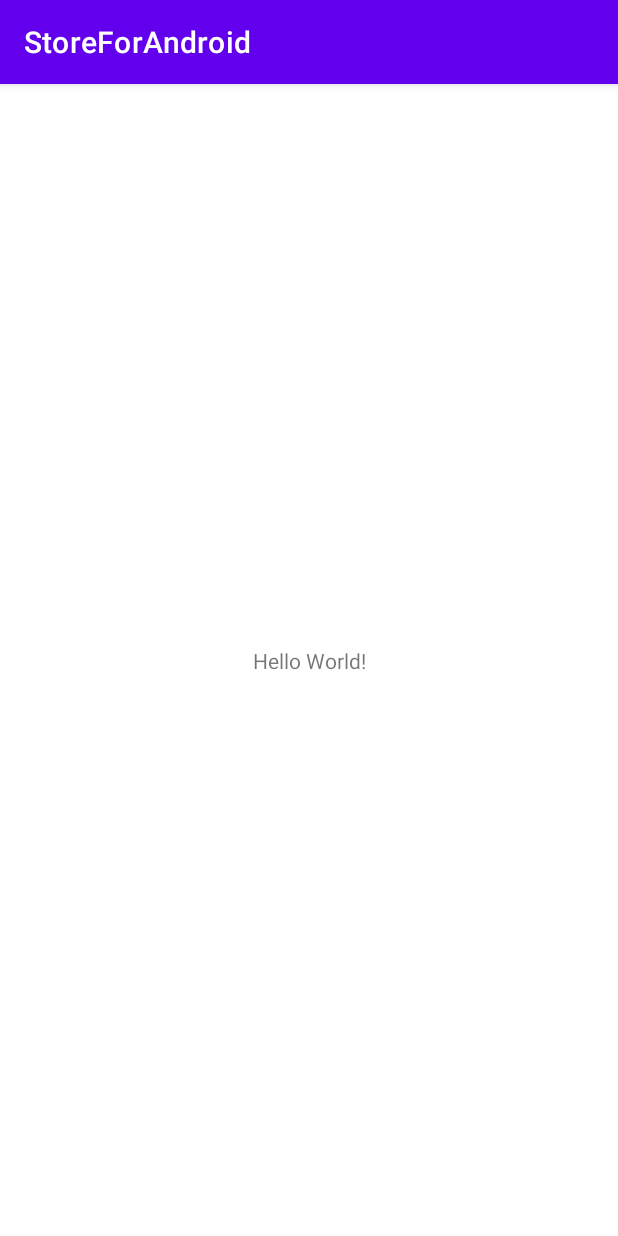
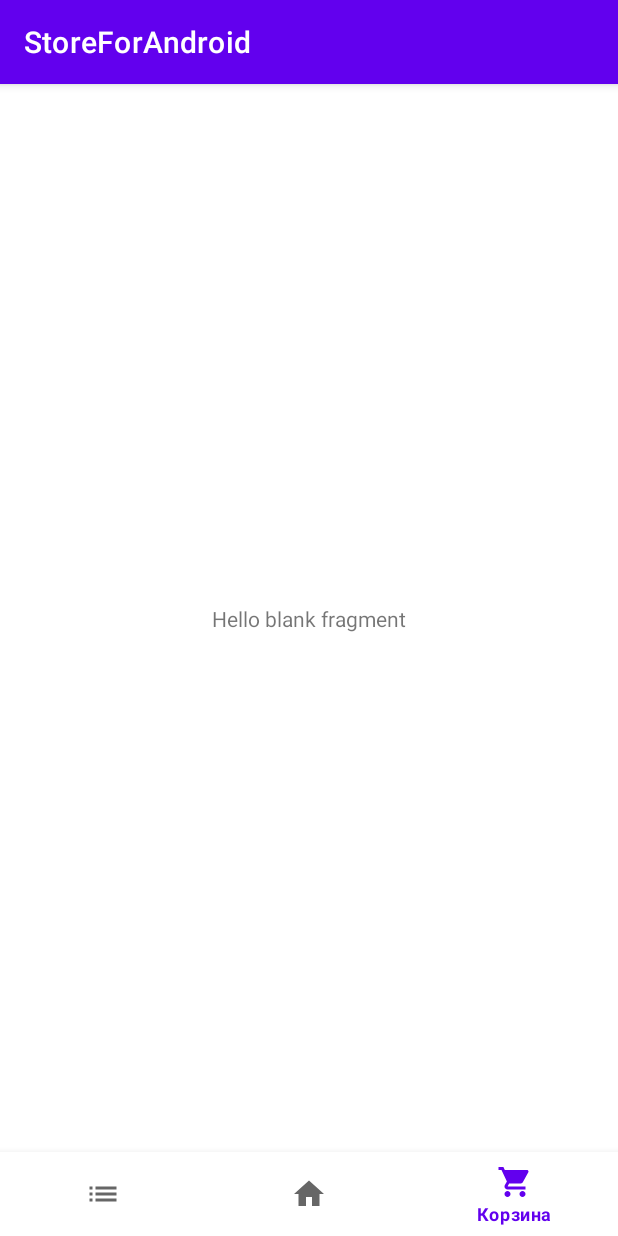
Before and after one commit to vadimkononenko/StoreForAndroid, an Android app: the screen it shows after launch (MainActivity), on a phone screen of 412 x 824 dp. Run offline under Robolectric (Android 15) with nearby library versions, the phone set to English and light mode, and no system bars; our stand-ins replace navigation-ui.

Commit message:
Added BottomNavigation

```diff
--- a/app/src/main/java/com/ua/storeforandroid/MainActivity.kt
+++ b/app/src/main/java/com/ua/storeforandroid/MainActivity.kt
@@ -2,10 +2,25 @@ package com.ua.storeforandroid
 
 import androidx.appcompat.app.AppCompatActivity
 import android.os.Bundle
+import androidx.fragment.app.Fragment
+import androidx.navigation.findNavController
+import androidx.navigation.ui.setupWithNavController
+import com.google.android.material.bottomnavigation.BottomNavigationView
+import com.ua.storeforandroid.databinding.ActivityMainBinding
+import com.ua.storeforandroid.fragments.CartFragment
+import com.ua.storeforandroid.fragments.CatalogFragment
+import com.ua.storeforandroid.fragments.HomeFragment
 
 class MainActivity : AppCompatActivity() {
+
     override fun onCreate(savedInstanceState: Bundle?) {
         super.onCreate(savedInstanceState)
         setContentView(R.layout.activity_main)
+
+        val navController = findNavController(R.id.container_fragment)
+
+        val bottomNavigationView = findViewById<BottomNavigationView>(R.id.bottom_navigation_view)
+
+        bottomNavigationView.setupWithNavController(navController)
     }
 }
--- /dev/null
+++ b/app/src/main/java/com/ua/storeforandroid/fragments/CartFragment.kt
@@ -0,0 +1,19 @@
+package com.ua.storeforandroid.fragments
+
+import android.os.Bundle
+import androidx.fragment.app.Fragment
+import android.view.LayoutInflater
+import android.view.View
+import android.view.ViewGroup
+import com.ua.storeforandroid.R
+
+class CartFragment : Fragment() {
+
+    override fun onCreateView(
+        inflater: LayoutInflater, container: ViewGroup?,
+        savedInstanceState: Bundle?
+    ): View? {
+        // Inflate the layout for this fragment
+        return inflater.inflate(R.layout.fragment_cart, container, false)
+    }
+}
--- /dev/null
+++ b/app/src/main/res/drawable/ic_cart.xml
@@ -0,0 +1,10 @@
+<vector xmlns:android="http://schemas.android.com/apk/res/android"
+    android:width="24dp"
+    android:height="24dp"
+    android:viewportWidth="24"
+    android:viewportHeight="24"
+    android:tint="?attr/colorControlNormal">
+  <path
+      android:fillColor="@android:color/white"
+      android:pathData="M7,18c-1.1,0 -1.99,0.9 -1.99,2S5.9,22 7,22s2,-0.9 2,-2 -0.9,-2 -2,-2zM1,2v2h2l3.6,7.59 -1.35,2.45c-0.16,0.28 -0.25,0.61 -0.25,0.96 0,1.1 0.9,2 2,2h12v-2L7.42,15c-0.14,0 -0.25,-0.11 -0.25,-0.25l0.03,-0.12 0.9,-1.63h7.45c0.75,0 1.41,-0.41 1.75,-1.03l3.58,-6.49c0.08,-0.14 0.12,-0.31 0.12,-0.48 0,-0.55 -0.45,-1 -1,-1L5.21,4l-0.94,-2L1,2zM17,18c-1.1,0 -1.99,0.9 -1.99,2s0.89,2 1.99,2 2,-0.9 2,-2 -0.9,-2 -2,-2z"/>
+</vector>
--- /dev/null
+++ b/app/src/main/res/drawable/ic_catalog.xml
@@ -0,0 +1,10 @@
+<vector xmlns:android="http://schemas.android.com/apk/res/android"
+    android:width="24dp"
+    android:height="24dp"
+    android:viewportWidth="24"
+    android:viewportHeight="24"
+    android:tint="?attr/colorControlNormal">
+  <path
+      android:fillColor="@android:color/white"
+      android:pathData="M3,13h2v-2L3,11v2zM3,17h2v-2L3,15v2zM3,9h2L5,7L3,7v2zM7,13h14v-2L7,11v2zM7,17h14v-2L7,15v2zM7,7v2h14L21,7L7,7z"/>
+</vector>
--- /dev/null
+++ b/app/src/main/res/drawable/ic_home.xml
@@ -0,0 +1,10 @@
+<vector xmlns:android="http://schemas.android.com/apk/res/android"
+    android:width="24dp"
+    android:height="24dp"
+    android:viewportWidth="24"
+    android:viewportHeight="24"
+    android:tint="?attr/colorControlNormal">
+  <path
+      android:fillColor="@android:color/white"
+      android:pathData="M10,20v-6h4v6h5v-8h3L12,3 2,12h3v8z"/>
+</vector>
--- a/app/src/main/res/layout/activity_main.xml
+++ b/app/src/main/res/layout/activity_main.xml
@@ -1,18 +1,25 @@
 <?xml version="1.0" encoding="utf-8"?>
-<androidx.constraintlayout.widget.ConstraintLayout xmlns:android="http://schemas.android.com/apk/res/android"
+<RelativeLayout xmlns:android="http://schemas.android.com/apk/res/android"
     xmlns:app="http://schemas.android.com/apk/res-auto"
     xmlns:tools="http://schemas.android.com/tools"
     android:layout_width="match_parent"
     android:layout_height="match_parent"
     tools:context=".MainActivity">
 
-    <TextView
-        android:layout_width="wrap_content"
+    <com.google.android.material.bottomnavigation.BottomNavigationView
+        android:id="@+id/bottom_navigation_view"
+        android:layout_width="match_parent"
         android:layout_height="wrap_content"
-        android:text="Hello World!"
-        app:layout_constraintBottom_toBottomOf="parent"
-        app:layout_constraintLeft_toLeftOf="parent"
-        app:layout_constraintRight_toRightOf="parent"
-        app:layout_constraintTop_toTopOf="parent" />
+        app:menu="@menu/bottom_nav_menu"
+        android:layout_alignParentBottom="true"
+        app:labelVisibilityMode="selected" />
 
-</androidx.constraintlayout.widget.ConstraintLayout>
+    <fragment
+        android:id="@+id/container_fragment"
+        android:name="androidx.navigation.fragment.NavHostFragment"
+        android:layout_width="match_parent"
+        android:layout_height="match_parent"
+        android:layout_above="@+id/bottom_navigation_view"
+        app:navGraph="@navigation/navigation" />
+
+</RelativeLayout>
--- /dev/null
+++ b/app/src/main/res/layout/fragment_cart.xml
@@ -0,0 +1,19 @@
+<?xml version="1.0" encoding="utf-8"?>
+<androidx.constraintlayout.widget.ConstraintLayout xmlns:android="http://schemas.android.com/apk/res/android"
+    xmlns:app="http://schemas.android.com/apk/res-auto"
+    xmlns:tools="http://schemas.android.com/tools"
+    android:layout_width="match_parent"
+    android:layout_height="match_parent"
+    tools:context=".fragments.CartFragment">
+
+    <!-- TODO: Update blank fragment layout -->
+    <TextView
+        android:layout_width="wrap_content"
+        android:layout_height="wrap_content"
+        android:text="@string/hello_blank_fragment"
+        app:layout_constraintBottom_toBottomOf="parent"
+        app:layout_constraintEnd_toEndOf="parent"
+        app:layout_constraintStart_toStartOf="parent"
+        app:layout_constraintTop_toTopOf="parent" />
+
+</androidx.constraintlayout.widget.ConstraintLayout>
--- /dev/null
+++ b/app/src/main/res/menu/bottom_nav_menu.xml
@@ -0,0 +1,15 @@
+<?xml version="1.0" encoding="utf-8"?>
+<menu xmlns:android="http://schemas.android.com/apk/res/android">
+    <item
+        android:id="@+id/catalogFragment"
+        android:icon="@drawable/ic_catalog"
+        android:title="Каталог"/>
+    <item
+        android:id="@+id/homeFragment"
+        android:icon="@drawable/ic_home"
+        android:title="Главная"/>
+    <item
+        android:id="@+id/cartFragment"
+        android:icon="@drawable/ic_cart"
+        android:title="Корзина"/>
+</menu>
--- /dev/null
+++ b/app/src/main/res/navigation/navigation.xml
@@ -0,0 +1,23 @@
+<?xml version="1.0" encoding="utf-8"?>
+<navigation xmlns:android="http://schemas.android.com/apk/res/android"
+    xmlns:app="http://schemas.android.com/apk/res-auto"
+    xmlns:tools="http://schemas.android.com/tools"
+    android:id="@+id/navigation"
+    app:startDestination="@id/cartFragment">
+
+    <fragment
+        android:id="@+id/cartFragment"
+        android:name="com.ua.storeforandroid.fragments.CartFragment"
+        android:label="fragment_cart"
+        tools:layout="@layout/fragment_cart" />
+    <fragment
+        android:id="@+id/catalogFragment"
+        android:name="com.ua.storeforandroid.fragments.CatalogFragment"
+        android:label="fragment_catalog"
+        tools:layout="@layout/fragment_catalog" />
+    <fragment
+        android:id="@+id/homeFragment"
+        android:name="com.ua.storeforandroid.fragments.HomeFragment"
+        android:label="fragment_home"
+        tools:layout="@layout/fragment_home" />
+</navigation>
--- a/app/src/main/res/values/strings.xml
+++ b/app/src/main/res/values/strings.xml
@@ -1,3 +1,5 @@
 <resources>
     <string name="app_name">StoreForAndroid</string>
+    <!-- TODO: Remove or change this placeholder text -->
+    <string name="hello_blank_fragment">Hello blank fragment</string>
 </resources>
```
Also changed, not shown: app/build.gradle (+9 -0 lines), app/src/main/java/com/ua/storeforandroid/fragments/CatalogFragment.kt (added, +19 -0 lines), app/src/main/java/com/ua/storeforandroid/fragments/HomeFragment.kt (added, +19 -0 lines), app/src/main/res/drawable/ic_avatar.xml (added, +10 -0 lines), app/src/main/res/layout/fragment_catalog.xml (added, +19 -0 lines), app/src/main/res/layout/fragment_home.xml (added, +45 -0 lines).
